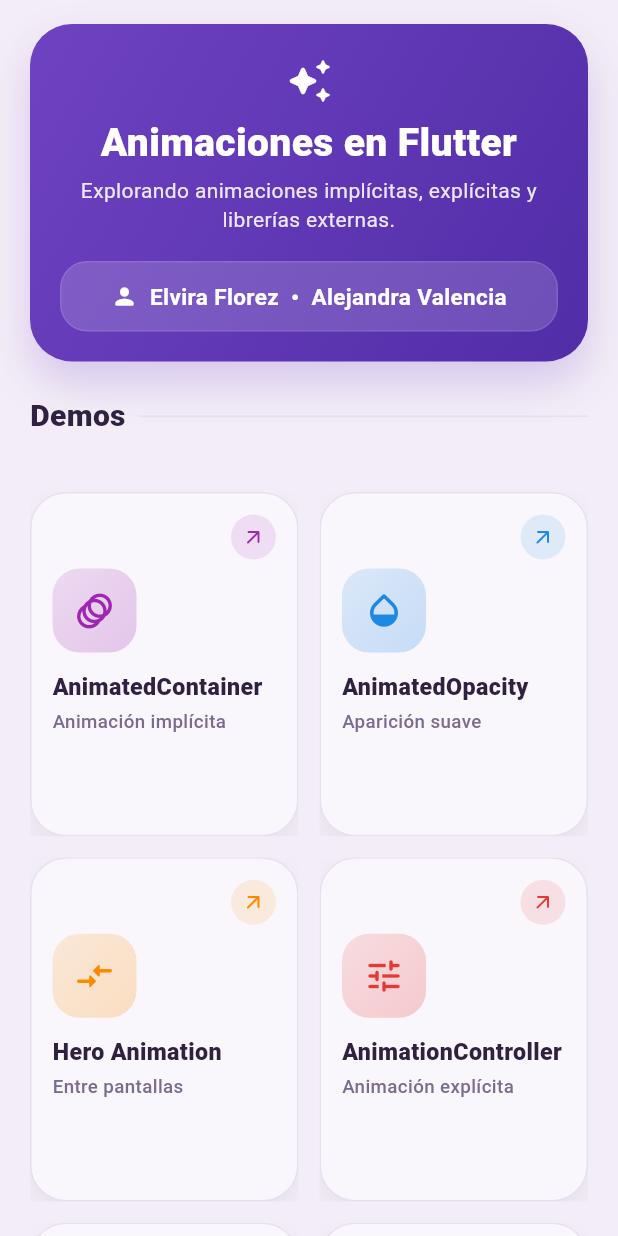
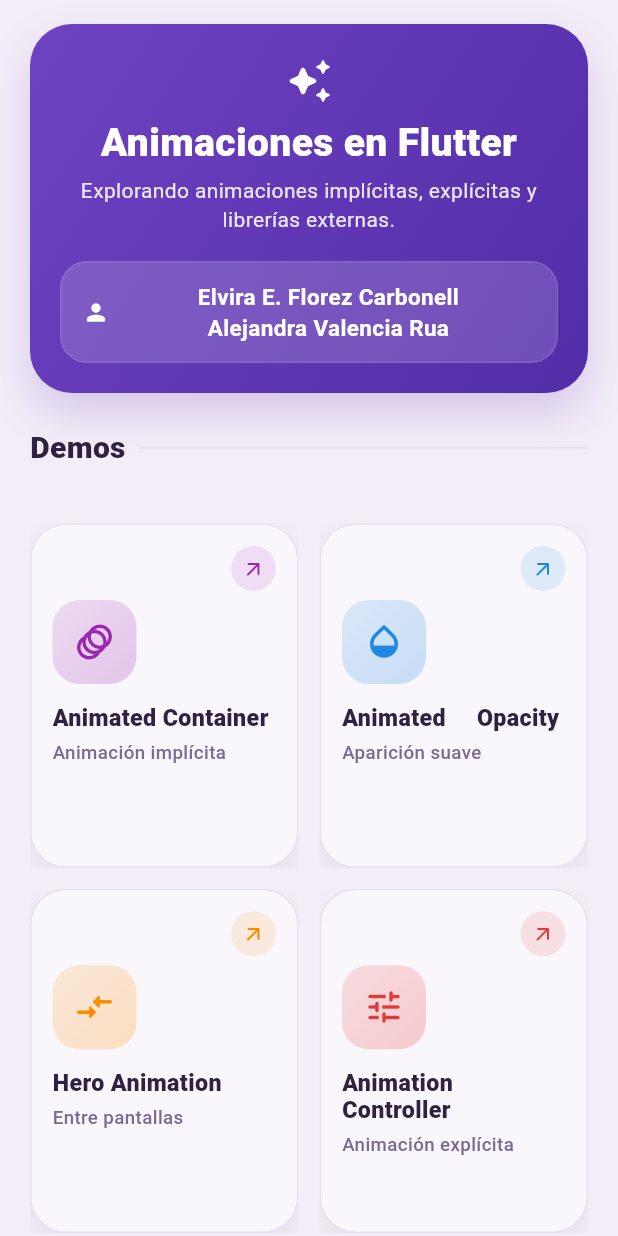
Before and after one commit to alejavalerua/AnimacionesFlutter_ExpoGrupo5, a Flutter app: the screen it shows after launch, on a phone screen of 412 x 824 dp. Run offline on Flutter 3.47's test engine with Material 3 defaults, Android fonts, the phone set to English and light mode, and no system bars; our stand-ins replace flutter_animate, lottie.

Commit message:
adjust padding in AnimatedContainer and improve title formatting in HomeScreen

```diff
--- a/animaciones_demo/lib/screens/animated_container_screen.dart
+++ b/animaciones_demo/lib/screens/animated_container_screen.dart
@@ -110,7 +110,7 @@
                   children: [
                     Container(
                       padding: const EdgeInsets.symmetric(
-                        horizontal: 14,
+                        horizontal: 9,
                         vertical: 10,
                       ),
                       decoration: BoxDecoration(
--- a/animaciones_demo/lib/screens/home_screen.dart
+++ b/animaciones_demo/lib/screens/home_screen.dart
@@ -21,14 +21,14 @@
   Widget build(BuildContext context) {
     final demos = [
       DemoItem(
-        title: 'AnimatedContainer',
+        title: 'Animated Container',
         subtitle: 'Animación implícita',
         icon: Icons.animation_rounded,
         color: const Color(0xFF9C27B0),
         screen: const AnimatedContainerScreen(),
       ),
       DemoItem(
-        title: 'AnimatedOpacity',
+        title: 'Animated     Opacity',
         subtitle: 'Aparición suave',
         icon: Icons.opacity_rounded,
         color: const Color(0xFF1E88E5),
@@ -42,7 +42,7 @@
         screen: const HeroListScreen(),
       ),
       DemoItem(
-        title: 'AnimationController',
+        title: 'Animation Controller',
         subtitle: 'Animación explícita',
         icon: Icons.tune_rounded,
         color: const Color(0xFFE53935),
@@ -163,7 +163,7 @@
                 SizedBox(width: 8),
                 Flexible(
                   child: Text(
-                    'Elvira Florez  •  Alejandra Valencia',
+                    'Elvira E. Florez Carbonell                   Alejandra Valencia Rua',
                     textAlign: TextAlign.center,
                     style: TextStyle(
                       color: Colors.white,
```
